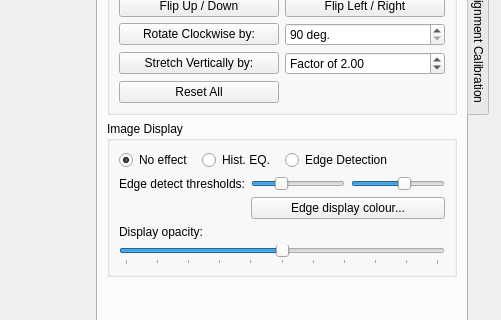
The window that calcam/gui/qt_designer_files/alignment_calib_editor.ui (euratom-software/calcam) describes before a commit, drawn with Qt 5; both pictures show x 426 to 927 and y 271 to 591 of the 927 by 724 pixel window.
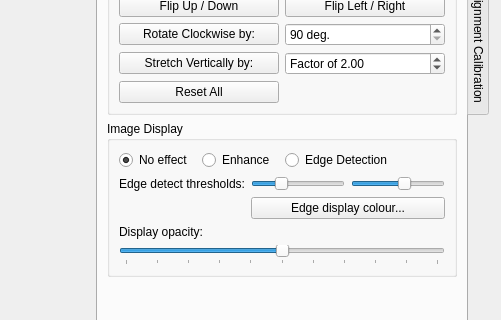
The same window after the commit.

```diff
--- a/calcam/gui/qt_designer_files/alignment_calib_editor.ui
+++ b/calcam/gui/qt_designer_files/alignment_calib_editor.ui
@@ -565,7 +565,7 @@
            <item row="0" column="1">
             <widget class="QRadioButton" name="hist_eq">
              <property name="text">
-              <string>Hist. EQ.</string>
+              <string>Enhance</string>
              </property>
             </widget>
            </item>
```
Left out of the diff: 57 changed lines with no effect on the pictures.
